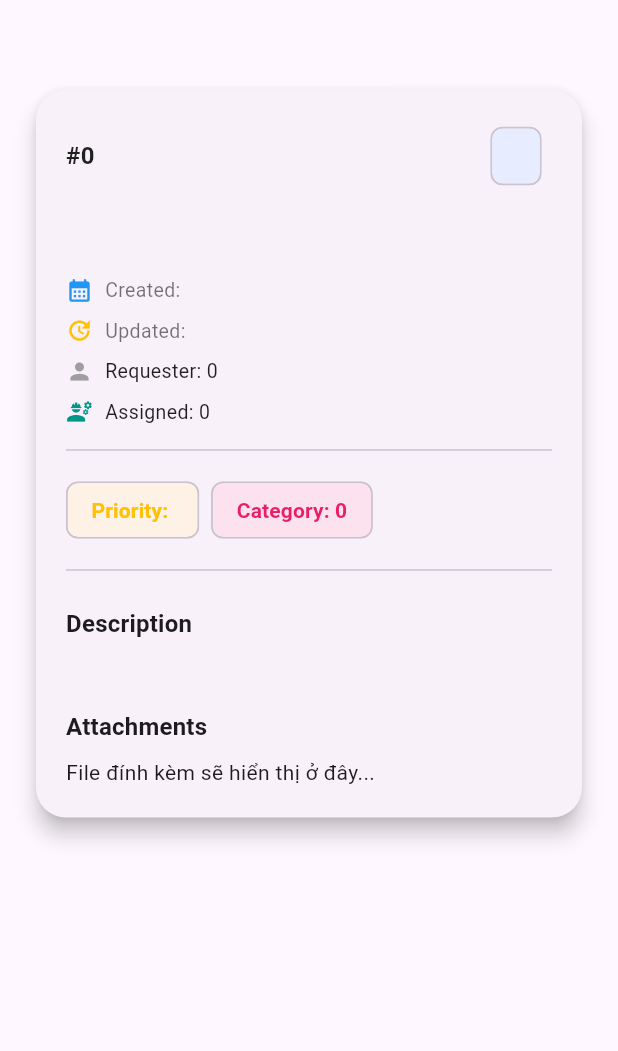
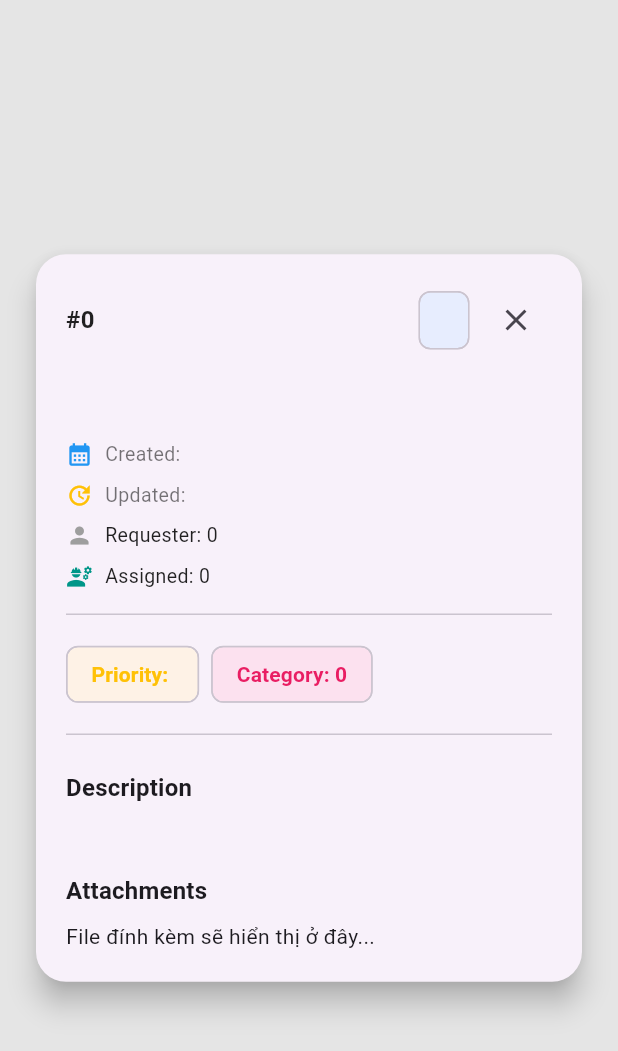
Before and after one commit to Alro127/CorpHub_Mobile, a Flutter app: the ViewUpdateTicket screen opened directly with empty values, on a phone screen of 412 x 824 dp. Shown: the top 1051 px of the screen. Run offline on Flutter 3.47's test engine with Material 3 defaults, Android fonts, the light colour scheme and no system bars; our stand-ins replace geocoding, geolocator; network calls fail.

Commit message:
Update layout vs animation ticketItem

```diff
--- a/lib/ui/ticket/widgets/view_update_ticket.dart
+++ b/lib/ui/ticket/widgets/view_update_ticket.dart
@@ -38,17 +38,32 @@ class _ViewUpdateTicketState extends State<ViewUpdateTicket> {
 
   @override
   Widget build(BuildContext context) {
-    return Hero(
-      tag: widget.ticket.title,
+    return Scaffold(
+      backgroundColor: Colors.black.withValues(alpha: 0.1),
+      body: Center(
+        child: Hero(
+          tag: "ticket_${widget.ticket.ticketId}",
+          child: Material(
+            color: Colors.transparent,
             child: Card(
-        elevation: 6,
+              elevation: 8,
               margin: const EdgeInsets.symmetric(vertical: 60, horizontal: 24),
               shape: RoundedRectangleBorder(
                 borderRadius: BorderRadius.circular(20),
               ),
               child: Padding(
                 padding: const EdgeInsets.all(20),
-          child: SingleChildScrollView(
+                child: buildContent(context),
+              ),
+            ),
+          ),
+        ),
+      ),
+    );
+  }
+
+  SingleChildScrollView buildContent(BuildContext context) {
+    return SingleChildScrollView(
                 child: Column(
                   crossAxisAlignment: CrossAxisAlignment.start,
                   children: [
@@ -63,6 +78,9 @@ class _ViewUpdateTicketState extends State<ViewUpdateTicket> {
                             color: Colors.black87,
                           ),
                         ),
+                        // 🔹 Bên phải: Chip + Nút đóng
+                        Row(
+                          children: [
                             Chip(
                               label: Text(widget.ticket.status),
                               backgroundColor: getStatusColor().withOpacity(0.1),
@@ -70,6 +88,12 @@ class _ViewUpdateTicketState extends State<ViewUpdateTicket> {
                                 color: getStatusColor(),
                                 fontWeight: FontWeight.w600,
                               ),
+                            ),
+                            IconButton(
+                              icon: const Icon(Icons.close),
+                              onPressed: () => Navigator.pop(context),
+                            ),
+                          ],
                         ),
                       ],
                     ),
@@ -189,9 +213,6 @@ class _ViewUpdateTicketState extends State<ViewUpdateTicket> {
                     Text("File đính kèm sẽ hiển thị ở đây..."),
                   ],
                 ),
-          ),
-        ),
-      ),
               );
   }
 }
```
Also changed, not shown: lib/ui/core/widgets/ticket_item.dart (+8 -12 lines). Lines whose indentation alone changed are shown as unchanged.
